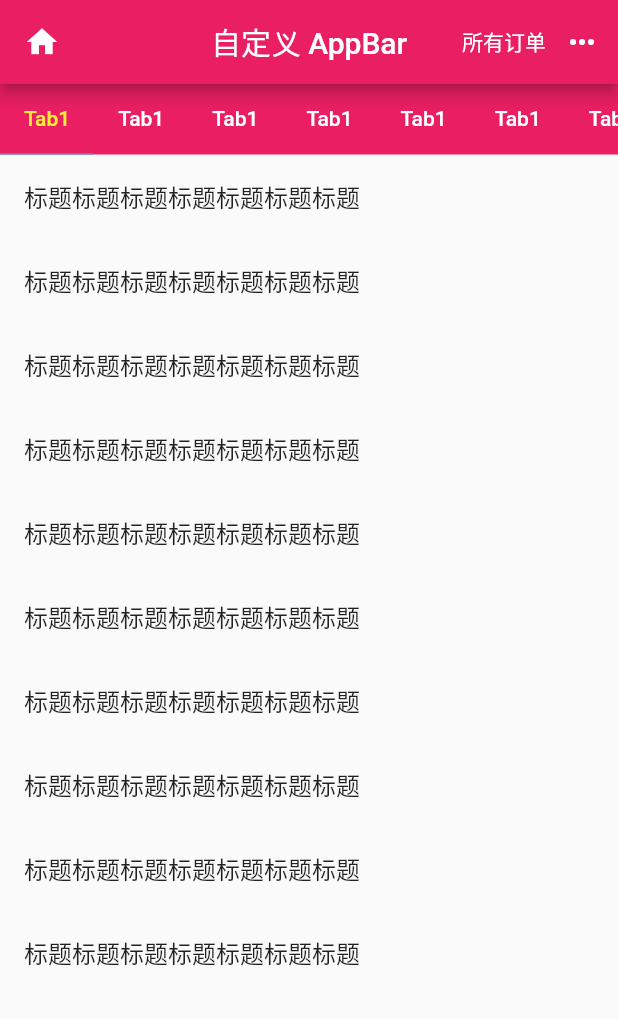
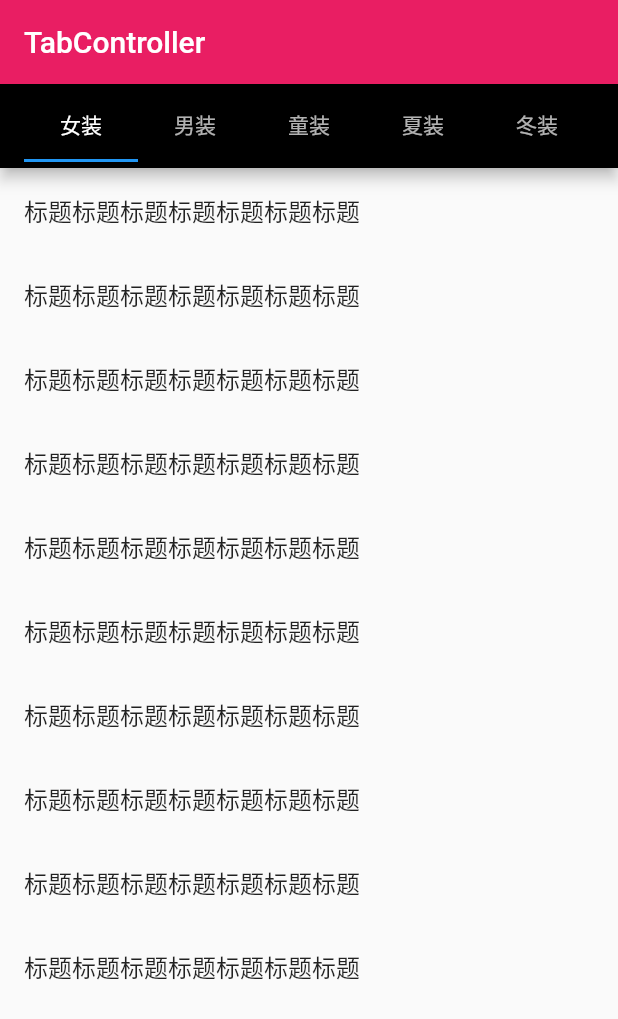
Before and after one commit to postbird/FlutterHelloWorld, a Flutter app: the screen it shows after launch, on a phone screen of 412 x 824 dp. Shown: the top 1019 px of the screen. Run offline on Flutter 3.47's test engine with Material 2 defaults, Android fonts, the phone set to English and light mode, and no system bars; our stand-ins replace cached_network_image, camera, date_format, sentry, shared_preferences, transparent_image and 1 more.

Commit message:
feat: tab

```diff
--- a/demo1/lib/main.dart
+++ b/demo1/lib/main.dart
@@ -18,72 +18,62 @@ class MyApp extends StatelessWidget {
     return MaterialApp(
       home: Scaffold(
         appBar: AppBar(
-          title: Text('自定义 AppBar'),
-          centerTitle: true,
+          title: Text('TabController'),
           backgroundColor: Colors.pink,
-          leading: IconButton(
-            icon: Icon(Icons.home),
-            onPressed: () {
-              print('home app bar');
-            },
         ),
-          actions: <Widget>[
-            Center(
-              child: Text('所有订单'),
+        body: TabControllerDemo(),
       ),
-            IconButton(
-              icon: Icon(Icons.more_horiz),
-              onPressed: () {},
-            ),
-          ],
-        ),
-        body: DefaultTabController(
-          length: 9,
-          child: Column(
-            children: <Widget>[
-              Container(
-                color: Colors.pink,
-                child: TabBar(
-                  labelColor: Colors.yellow,
-                  unselectedLabelColor: Colors.white,
-                  indicatorWeight: 1,
-                  isScrollable: true,
-                  // labelPadding: EdgeInsets.fromLTRB(10, 0, 0, 0),
-                  labelStyle: TextStyle(fontSize: 14),
+    );
+  }
+}
+
+class TabControllerDemo extends StatefulWidget {
+  TabControllerDemo({Key key}) : super(key: key);
+
+  _TabControllerDemoState createState() => _TabControllerDemoState();
+}
+
+class _TabControllerDemoState extends State<TabControllerDemo>  with SingleTickerProviderStateMixin {
+  TabController _tabController;
+
+  @override
+  void initState() {
+    super.initState();
+    this._tabController = new TabController(vsync: this, length: 5);
+    this._tabController.addListener(() {
+      print(this._tabController.toString());
+      print(this._tabController.index);
+      print(this._tabController.length);
+      print(this._tabController.previousIndex);
+    });
+  }
+
+  @override
+  Widget build(BuildContext context) {
+    return Scaffold(
+        appBar: AppBar(
+          backgroundColor: Colors.black,
+          title: TabBar(
+            controller: this._tabController,
             tabs: <Widget>[
-                    Tab(text: 'Tab1'),
-                    Tab(text: 'Tab1'),
-                    Tab(text: 'Tab1'),
-                    Tab(text: 'Tab1'),
-                    Tab(text: 'Tab1'),
-                    Tab(text: 'Tab1'),
-                    Tab(text: 'Tab1'),
-                    Tab(text: 'Tab1'),
-                    Tab(text: 'Tab1'),
+              Tab(text: '女装'),
+              Tab(text: '男装'),
+              Tab(text: '童装'),
+              Tab(text: '夏装'),
+              Tab(text: '冬装'),
             ],
           ),
         ),
-              Expanded(
-                flex: 1,
-                child: TabBarView(
+        body: TabBarView(
+          controller: this._tabController,
           children: <Widget>[
             ListViewContnet(),
             ListViewContnet(),
             ListViewContnet(),
             ListViewContnet(),
             ListViewContnet(),
-                    ListViewContnet(),
-                    ListViewContnet(),
-                    ListViewContnet(),
-                    ListViewContnet(),
           ],
-                ),
-              )
-            ],
-          ),
-        ),
-      ),
-    );
+        ));
   }
 }
 
```
Lines whose indentation alone changed are shown as unchanged.
